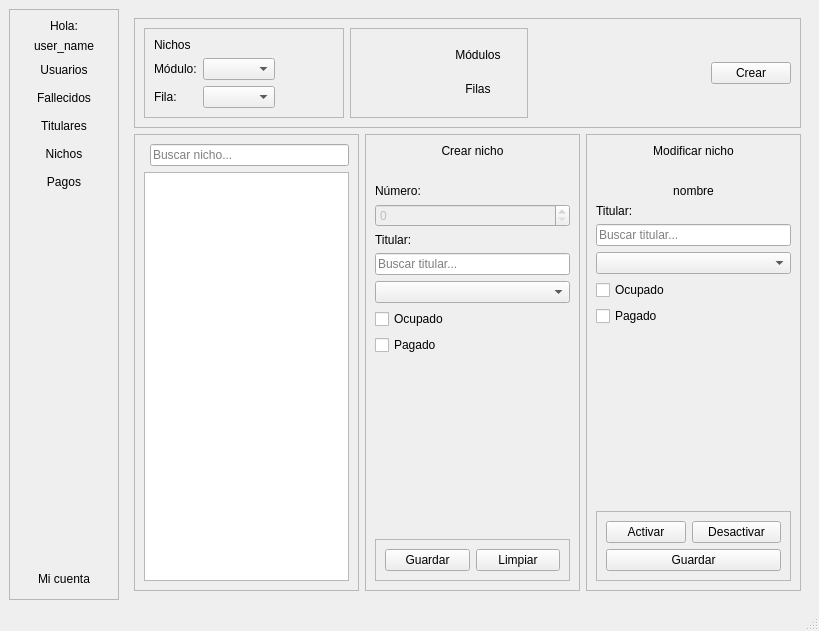
Old version of the form enduring_chambers/niches/view/ui/main_window.ui in the repository degorck/enduring-chambers.
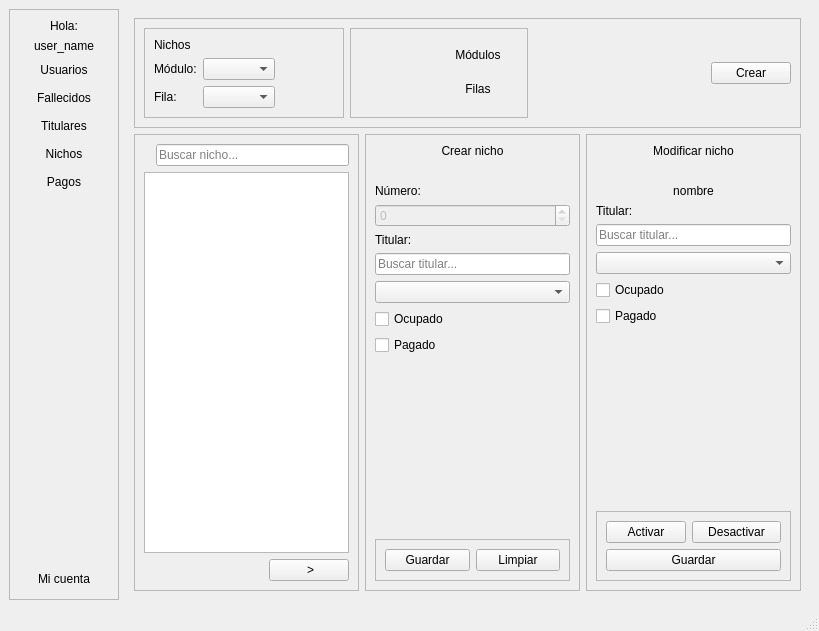
New version of the form. The open tabs and pages were chosen to show the change. Icons and pictures are not drawn.

Diff of the .ui file:
```diff
--- a/enduring_chambers/niches/view/ui/main_window.ui
+++ b/enduring_chambers/niches/view/ui/main_window.ui
@@ -1736,15 +1736,39 @@
             </rect>
            </property>
            <layout class="QGridLayout" name="gridLayout_8">
-            <item row="0" column="1">
+            <item row="1" column="0" colspan="3">
+             <widget class="QTableWidget" name="table_widget_niches"/>
+            </item>
+            <item row="0" column="2">
              <widget class="QLineEdit" name="line_edit_search_niches">
               <property name="placeholderText">
                <string>Buscar nicho...</string>
               </property>
              </widget>
             </item>
-            <item row="1" column="0" colspan="2">
-             <widget class="QTableWidget" name="table_widget_niches"/>
+            <item row="3" column="2">
+             <layout class="QHBoxLayout" name="horizontal_layout_niches_new_page">
+              <item>
+               <spacer name="horizontal_spacer_niches_new_page">
+                <property name="orientation">
+                 <enum>Qt::Orientation::Horizontal</enum>
+                </property>
+                <property name="sizeHint" stdset="0">
+                 <size>
+                  <width>40</width>
+                  <height>20</height>
+                 </size>
+                </property>
+               </spacer>
+              </item>
+              <item>
+               <widget class="QPushButton" name="push_button_niches_new_page">
+                <property name="text">
+                 <string> &gt;</string>
+                </property>
+               </widget>
+              </item>
+             </layout>
             </item>
            </layout>
           </widget>
```
Left out of the diff: 316 changed lines with no effect on the pictures.
